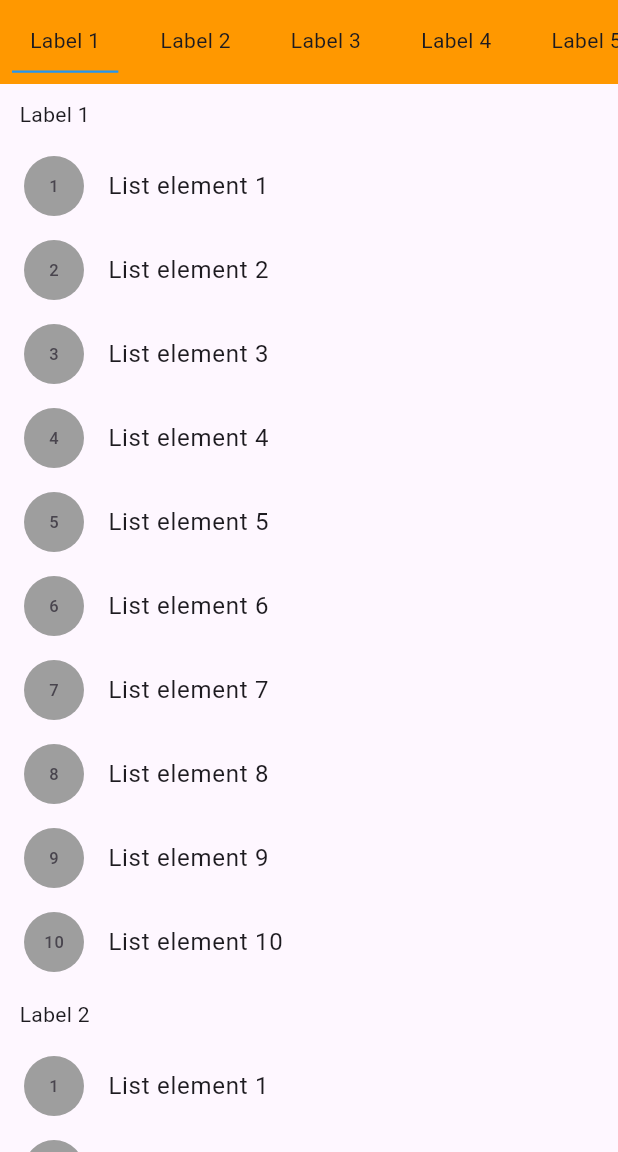
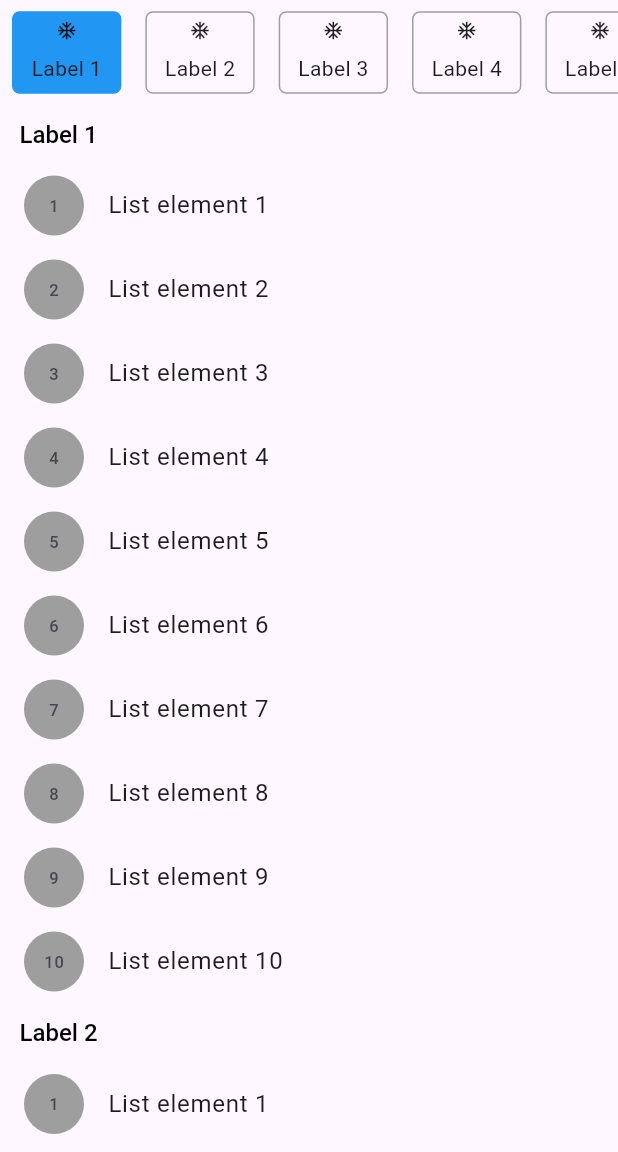
Before and after one commit to The-Artista/scroll_to_animate_tab, a Flutter app: the screen it shows after launch, on a phone screen of 412 x 824 dp, the part 84-1236 px from its top. Run offline on Flutter 3.47's test engine with Material 2 defaults, Android fonts, the phone set to English and light mode, and no system bars; drawn by our look-alikes of scrollable_positioned_list.

Commit message:
feat(tab bar): added icon position property

```diff
--- a/example/lib/main.dart
+++ b/example/lib/main.dart
@@ -76,11 +76,12 @@ class _MyHomePageState extends State<MyHomePage> {
         title: Text(widget.title),
       ),
       body: ScrollToAnimateTab(
-        isOutlineBorder: false,
-        backgroundColor: Colors.orange,
+        isOutlineBorder: true,
+        iconPosition: IconPosition.top,
         tabs: List.generate(10, (index) => ScrollableListTab(
             tab: ListTab(
               label: Text('Label ${index + 1}'),
+              icon: const Icon(Icons.ac_unit, size: 14,),
               showIconOnList: false
             ),
             body: ListView.builder(
--- a/lib/src/scroll_to_animate_tab.dart
+++ b/lib/src/scroll_to_animate_tab.dart
@@ -6,9 +6,31 @@ const EdgeInsetsGeometry _kTabMargin = EdgeInsets.symmetric(vertical: 5, horizon
 const EdgeInsetsGeometry _kTabPadding = EdgeInsets.symmetric(vertical: 5, horizontal: 12);
 
 const SizedBox _kSizedBoxW8 = SizedBox(width: 8);
+const SizedBox _kSizedBoxH8 = SizedBox(height: 8);
+
+enum IconPosition{
+  top,
+  left,
+  right
+}
 
 /// Create a new [ScrollToAnimateTab]
 class ScrollToAnimateTab extends StatefulWidget {
+
+
+  /// Create a new [ScrollToAnimateTab]
+  const ScrollToAnimateTab({
+    required this.tabs,
+    super.key,
+    this.tabHeight = kToolbarHeight,
+    this.tabAnimationDuration = _kScrollDuration,
+    this.bodyAnimationDuration = _kScrollDuration,
+    this.tabAnimationCurve = Curves.decelerate,
+    this.bodyAnimationCurve = Curves.decelerate,
+    this.backgroundColor = Colors.transparent,
+    this.isOutlineBorder = false,
+    this.iconPosition = IconPosition.left
+  });
 
   /// List of tabs to be rendered.
   final List<ScrollableListTab> tabs;
@@ -31,22 +53,11 @@ class ScrollToAnimateTab extends StatefulWidget {
   /// Change Tab Background Color
   final Color? backgroundColor;
 
-  /// Change Tab border
+  /// Change Tab Border
   final bool isOutlineBorder;
 
-
-  /// Create a new [ScrollToAnimateTab]
-  const ScrollToAnimateTab({
-    required this.tabs,
-    super.key,
-    this.tabHeight = kToolbarHeight,
-    this.tabAnimationDuration = _kScrollDuration,
-    this.bodyAnimationDuration = _kScrollDuration,
-    this.tabAnimationCurve = Curves.decelerate,
-    this.bodyAnimationCurve = Curves.decelerate,
-    this.backgroundColor = Colors.transparent,
-    this.isOutlineBorder = false,
-  });
+  /// Change Icon Position
+  final IconPosition iconPosition;
 
   @override
   _ScrollToAnimateTabState createState() => _ScrollToAnimateTabState();
@@ -71,7 +82,7 @@ class _ScrollToAnimateTabState extends State<ScrollToAnimateTab> {
     return Column(
       children: [
         Container(
-          height: widget.tabHeight,
+          height: widget.iconPosition == IconPosition.left || widget.iconPosition == IconPosition.right ? widget.tabHeight : 70,
           color: widget.backgroundColor,
           child: ScrollablePositionedList.builder(
             itemCount: widget.tabs.length,
@@ -167,7 +178,7 @@ class _ScrollToAnimateTabState extends State<ScrollToAnimateTab> {
   Widget _buildTab(int index) {
     final tab = widget.tabs[index].tab;
     if (tab.icon == null) return tab.label;
-    return Row(
+    return widget.iconPosition == IconPosition.left ? Row(
       mainAxisAlignment: MainAxisAlignment.center,
       mainAxisSize: MainAxisSize.min,
       children: [
@@ -175,7 +186,21 @@ class _ScrollToAnimateTabState extends State<ScrollToAnimateTab> {
         _kSizedBoxW8,
         tab.label
       ],
-    );
+    ) : widget.iconPosition == IconPosition.right ? Row(
+      mainAxisAlignment: MainAxisAlignment.center,
+      mainAxisSize: MainAxisSize.min,
+      children: [
+        tab.label,
+        _kSizedBoxW8,
+        tab.icon ?? const SizedBox(),
+      ],
+    ) : widget.iconPosition == IconPosition.top ? Column(
+      children: [
+        tab.icon ?? const SizedBox(),
+        _kSizedBoxH8,
+        tab.label,
+      ],
+    ) : tab.label;
   }
 
   Future<void> _onInnerViewScrolled() async {
```
